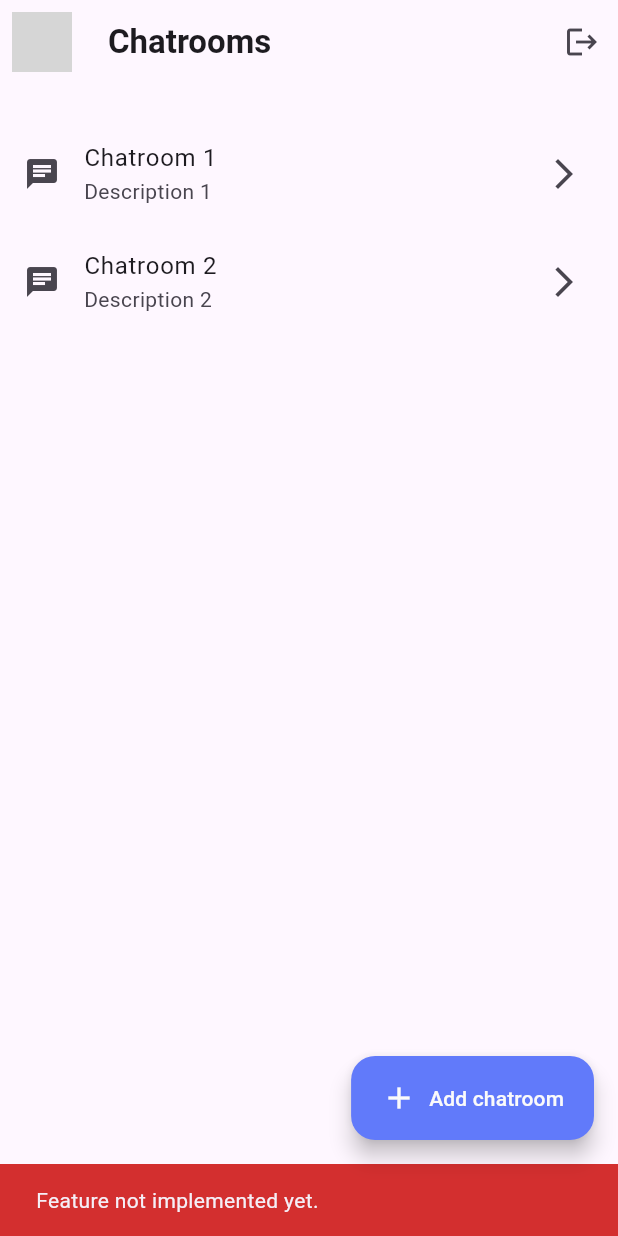
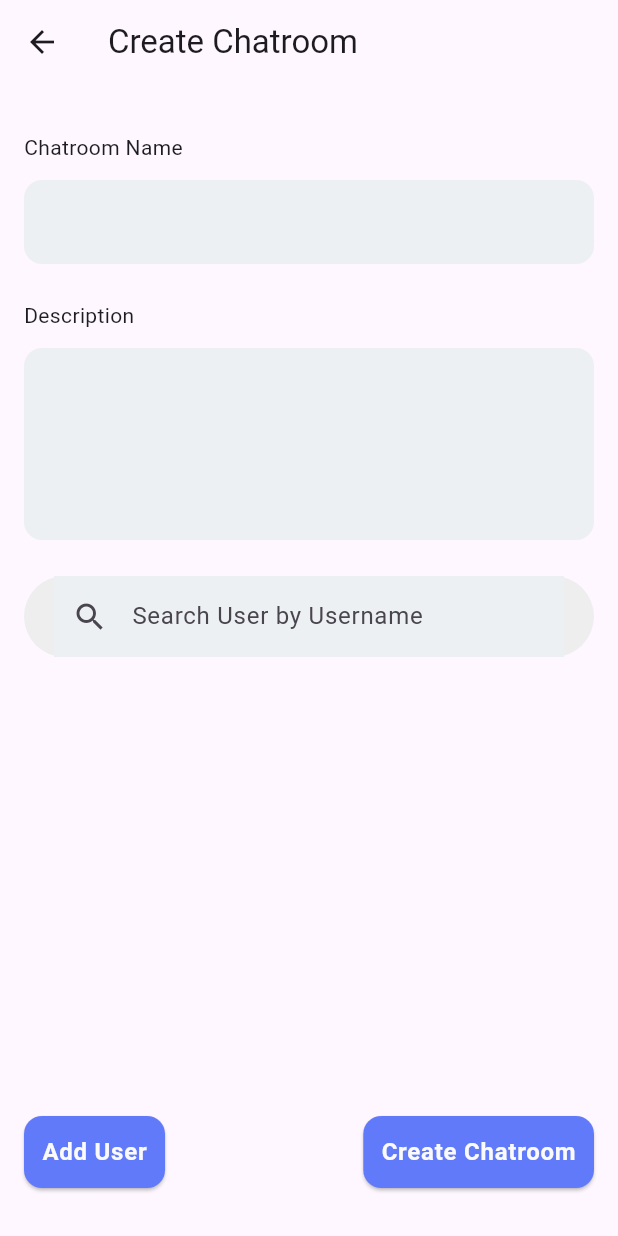
Before and after one commit to Kurczaak/flutter_chat_app, a Flutter app: the _ChatView screen opened directly, after a tap on "Add chatroom", on a phone screen of 412 x 824 dp. Run offline on Flutter 3.47's test engine with Material 3 defaults, Android fonts, the phone set to English and light mode, and no system bars; our stand-ins replace bloc, dartz, dio, flutter_bloc, flutter_hooks, flutter_secure_storage and 6 more; accounts and stored records are empty; generated files the repository leaves out were written again; network calls fail; grey boxes are pictures that could not be loaded.

Commit message:
feat: add basic create chatroom page

```diff
--- a/lib/main.dart
+++ b/lib/main.dart
@@ -6,6 +6,7 @@ import 'package:flutter_chat_app/miscellaneous/context_extension.dart';
 import 'package:flutter_chat_app/presentation/auth_bloc/auth_bloc.dart';
 import 'package:flutter_chat_app/presentation/chat/chatroom/chat_page.dart';
 import 'package:flutter_chat_app/presentation/chat/chatroom_list_preview/chatroom_list_preview.dart';
+import 'package:flutter_chat_app/presentation/chat/create_chatroom/create_chatroom_page.dart';
 import 'package:flutter_chat_app/presentation/login/login_page.dart';
 import 'package:flutter_chat_app/presentation/register/register_page.dart';
 import 'package:flutter_chat_app/style/app_colors.dart';
@@ -77,7 +78,8 @@ class MainApp extends StatelessWidget {
         '/login': (context) => const LoginPage(),
         '/register': (context) => const RegisterPage(),
         '/chat': (context) => const ChatPage(),
-        'chatroom_list': (context) => const ChatroomListPreviewPage(),
+        '/chatroom_list': (context) => const ChatroomListPreviewPage(),
+        '/create_chatroom': (context) => const CreateChatroomPage(),
       },
     );
   }
--- a/lib/presentation/chat/chatroom_list_preview/chatroom_list_preview.dart
+++ b/lib/presentation/chat/chatroom_list_preview/chatroom_list_preview.dart
@@ -62,7 +62,8 @@ class _ChatView extends StatelessWidget {
       floatingActionButton: FloatingActionButton.extended(
         onPressed: () {
           // TODO(Kura): Navigate to create chatroom page.
-          context.showUnimplementedSnackBar();
+          context.navigator
+              .pushNamed('/create_chatroom'); // TODOextract this string
         },
         label: Row(
           children: [
--- /dev/null
+++ b/lib/presentation/chat/create_chatroom/bloc/create_chatroom_event.dart
@@ -0,0 +1,12 @@
+part of 'create_chatroom_bloc.dart';
+
+@freezed
+class CreateChatroomEvent with _$CreateChatroomEvent {
+  const factory CreateChatroomEvent.titleChanged(String title) = _TitleChanged;
+  const factory CreateChatroomEvent.descriptionChanged(String description) =
+      _DescriptionChanged;
+  const factory CreateChatroomEvent.searchUser(String query) = _SearchUser;
+  const factory CreateChatroomEvent.addUser(ChatUser user) = _AddUser;
+  const factory CreateChatroomEvent.removeUser(ChatUser user) = _RemoveUser;
+  const factory CreateChatroomEvent.createChatroom() = _CreateChatroom;
+}
--- /dev/null
+++ b/lib/presentation/chat/create_chatroom/bloc/create_chatroom_state.dart
@@ -0,0 +1,26 @@
+part of 'create_chatroom_bloc.dart';
+
+@freezed
+class CreateChatroomState with _$CreateChatroomState {
+  const factory CreateChatroomState.initial({
+    @Default('') String chatroomTitle,
+    @Default('') String chatroomDescription,
+    @Default([]) List<ChatUser> addedUsers,
+  }) = _Initial;
+  const factory CreateChatroomState.loading() = _Loading;
+  const factory CreateChatroomState.success() = _Success;
+  const factory CreateChatroomState.error() = _Error;
+}
+
+extension CreateChatroomStateExt on CreateChatroomState {
+  /// Returns the initial state if the current state is [CreateChatroomState.initial].
+  _Initial? get _initialOrNull => maybeWhen(
+        initial: (chatroomTitle, chatroomDescription, addedUsers) =>
+            CreateChatroomState.initial(
+          chatroomTitle: chatroomTitle,
+          chatroomDescription: chatroomDescription,
+          addedUsers: addedUsers,
+        ) as _Initial,
+        orElse: () => null,
+      );
+}
--- /dev/null
+++ b/lib/presentation/chat/create_chatroom/create_chatroom_page.dart
@@ -0,0 +1,216 @@
+import 'package:chicken_chat/chat.dart';
+import 'package:flutter/material.dart';
+import 'package:flutter_bloc/flutter_bloc.dart';
+import 'package:flutter_chat_app/di/injection.dart';
+import 'package:flutter_chat_app/domain/model/chat/chat_user.dart';
+import 'package:flutter_chat_app/miscellaneous/context_extension.dart';
+import 'package:flutter_chat_app/presentation/chat/create_chatroom/bloc/create_chatroom_bloc.dart';
+import 'package:flutter_chat_app/presentation/common/progress_indicator.dart';
+import 'package:flutter_chat_app/style/app_dimens.dart';
+import 'package:flutter_chat_app/style/app_gap.dart';
+
+class CreateChatroomPage extends StatelessWidget {
+  const CreateChatroomPage({super.key});
+
+  @override
+  Widget build(BuildContext context) {
+    return SafeArea(
+      child: Scaffold(
+        appBar: AppBar(
+          leading: const BackButton(),
+          title: const Text('Create Chatroom'), // TODO(Kura): Localize
+        ),
+        body: BlocProvider<CreateChatroomBloc>(
+          create: (_) {
+            getIt<ChickenChat>().initialize('http://10.0.2.2:3000');
+            return getIt<CreateChatroomBloc>();
+          },
+          child: const _CreateChatroomView(),
+        ),
+      ),
+    );
+  }
+}
+
+class _CreateChatroomView extends StatelessWidget {
+  const _CreateChatroomView({super.key});
+
+  @override
+  Widget build(BuildContext context) {
+    return BlocBuilder<CreateChatroomBloc, CreateChatroomState>(
+      builder: (context, state) {
+        return state.maybeMap(
+          initial: (initial) => _CreateChatroomBody(
+            addedUsers: initial.addedUsers,
+          ),
+          loading: (_) => const ChickenProgressIndicator(),
+          orElse: SizedBox.new,
+        );
+      },
+    );
+  }
+}
+
+class _CreateChatroomBody extends StatelessWidget {
+  const _CreateChatroomBody({required this.addedUsers, super.key});
+
+  final List<ChatUser> addedUsers;
+
+  @override
+  Widget build(BuildContext context) {
+    return Padding(
+      padding: AppDimens.wrapPadding,
+      child: Column(
+        children: [
+          const _TitleAndDescriptionForm(),
+          Gap.listMedium,
+          const _UserSelector(),
+          const Spacer(),
+          const _BottomButtonsRow(),
+        ],
+      ),
+    );
+  }
+}
+
+class _TitleAndDescriptionForm extends StatelessWidget {
+  const _TitleAndDescriptionForm({super.key});
+
+  @override
+  Widget build(BuildContext context) {
+    return Column(
+      children: [
+        _CreateChatroomFormField(
+          title: 'Chatroom Name', // TODO: Localize
+          onChanged: (value) => _onTitleChanged(context: context, title: value),
+        ),
+        Gap.listMedium,
+        _CreateChatroomFormField(
+          title: 'Description', // TODO: Localize
+          onChanged: (value) =>
+              _onDescriptionChanged(context: context, description: value),
+          minLines: 4,
+        ),
+      ],
+    );
+  }
+
+  void _onTitleChanged({
+    required BuildContext context,
+    required String title,
+  }) =>
+      context
+          .read<CreateChatroomBloc>()
+          .add(CreateChatroomEvent.titleChanged(title));
+}
+
+void _onDescriptionChanged({
+  required BuildContext context,
+  required String description,
+}) =>
+    context
+        .read<CreateChatroomBloc>()
+        .add(CreateChatroomEvent.descriptionChanged(description));
+
+class _UserSelector extends StatelessWidget {
+  const _UserSelector({super.key});
+
+  @override
+  Widget build(BuildContext context) {
+    return const Column(
+      children: [
+        _SearchBar(),
+      ],
+    );
+  }
+}
+
+class _BottomButtonsRow extends StatelessWidget {
+  const _BottomButtonsRow({super.key});
+
+  @override
+  Widget build(BuildContext context) {
+    return Row(
+      mainAxisAlignment: MainAxisAlignment.spaceBetween,
+      children: [
+        ElevatedButton(
+          onPressed: () {
+            // TODO: Implement add user
+            context.showUnimplementedSnackBar();
+          },
+          child: const Text('Add User'),
+        ), // TODO: Localize
+
+        ElevatedButton(
+          onPressed: () {
+            // TODO: Implement create chatroom
+            context.showUnimplementedSnackBar();
+          },
+          child: const Text('Create Chatroom'), // TODO: Localize
+        ),
+      ],
+    );
+  }
+}
+
+class _CreateChatroomFormField extends StatelessWidget {
+  const _CreateChatroomFormField({
+    required this.title,
+    required this.onChanged,
+    this.minLines = 1,
+    super.key,
+  });
+
+  final String title;
+  final void Function(String) onChanged;
+  final int minLines;
+
+  @override
+  Widget build(BuildContext context) {
+    return Column(
+      crossAxisAlignment: CrossAxisAlignment.start,
+      children: [
+        Text(title),
+        Gap.listSmall,
+        TextField(
+          minLines: minLines,
+          maxLines: minLines,
+          onChanged: onChanged,
+        ),
+      ],
+    );
+  }
+}
+
+// TODO(Kura): Refactor this widget
+class _SearchBar extends StatelessWidget {
+  const _SearchBar({super.key});
+
+  @override
+  Widget build(BuildContext context) {
+    return Container(
+      padding: const EdgeInsets.symmetric(
+        horizontal: 20,
+      ), // Adjust the padding as needed
+      decoration: BoxDecoration(
+        color: Colors.grey[200], // Background color of the container
+        borderRadius:
+            BorderRadius.circular(30), // Border radius of the container
+      ),
+      child: TextField(
+        decoration: const InputDecoration(
+          hintText: 'Search User by Username',
+          prefixIcon: Icon(Icons.search),
+          border: InputBorder.none, // Remove the underline border
+          contentPadding:
+              EdgeInsets.symmetric(vertical: 15), // Center the text vertically
+        ),
+        onChanged: (value) {
+          context
+              .read<CreateChatroomBloc>()
+              .add(CreateChatroomEvent.searchUser(value));
+        },
+      ),
+    );
+  }
+}
```
Also changed, not shown: lib/presentation/chat/create_chatroom/bloc/create_chatroom_bloc.dart (added, +87 -0 lines).
